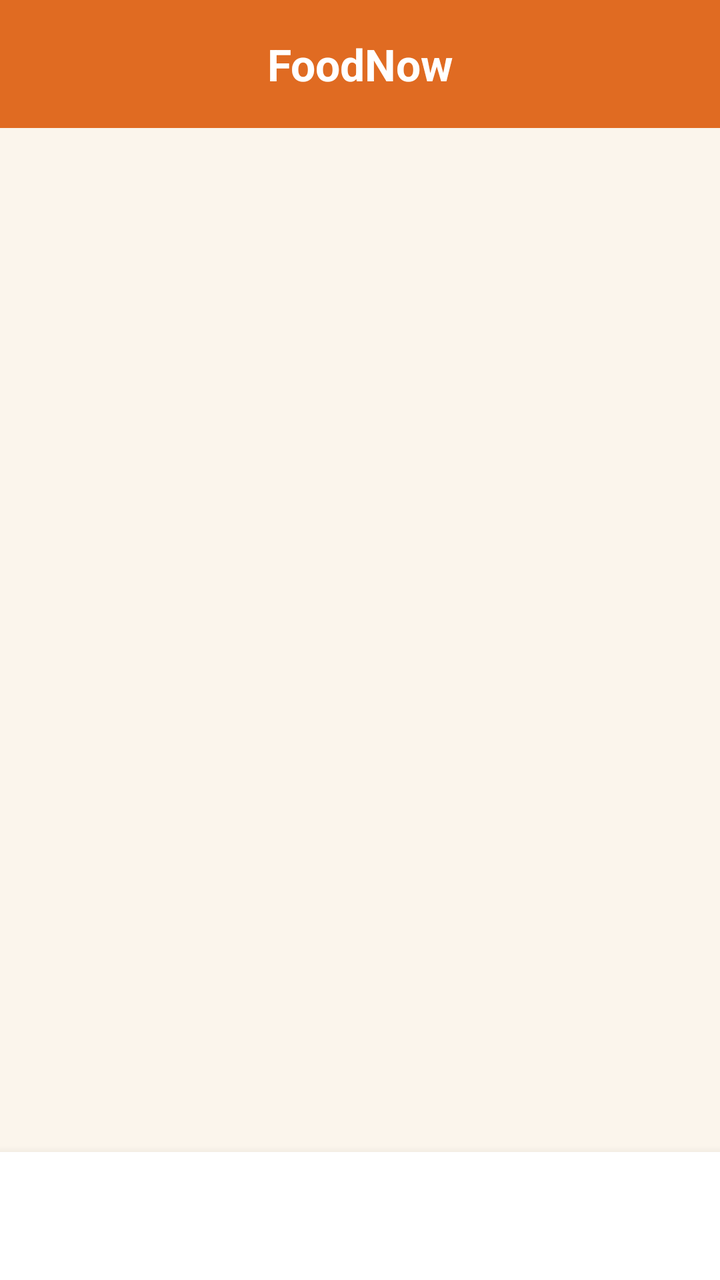
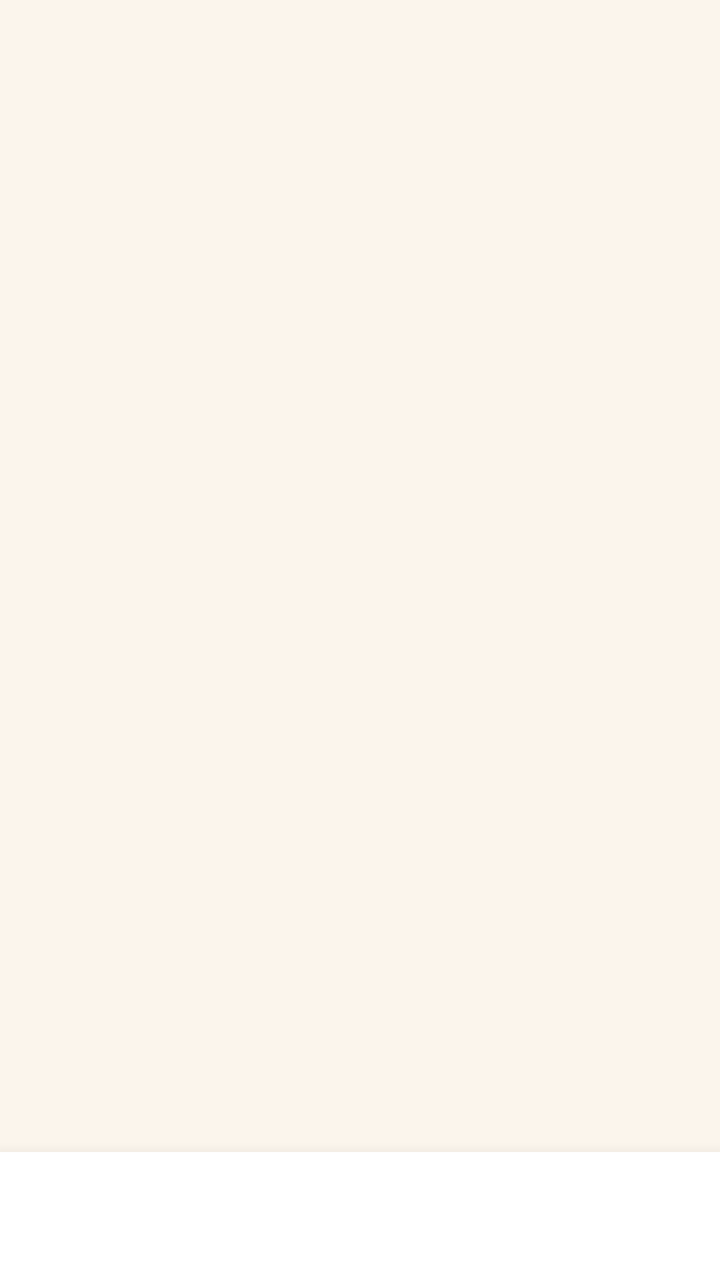

Two renders of the same Android screen: before a commit and after it. Below are the layout's source before the change and the commit's diff.
<!-- AndroidManifest.xml: application theme Theme.Project_1 -->
<!-- res/layout/activity_main.xml -->
<?xml version="1.0" encoding="utf-8"?>
<LinearLayout xmlns:android="http://schemas.android.com/apk/res/android"
    xmlns:app="http://schemas.android.com/apk/res-auto"
    xmlns:tools="http://schemas.android.com/tools"
    android:layout_width="match_parent"
    android:layout_height="match_parent"
    android:background="@android:color/white"
    android:orientation="vertical"
    tools:context=".MainActivity">

    <androidx.appcompat.widget.Toolbar
        android:id="@+id/toolbar"
        android:layout_width="match_parent"
        android:layout_height="?attr/actionBarSize"
        android:background="@color/colorPrimary"
        android:elevation="4dp">

        <TextView
            android:layout_width="wrap_content"
            android:layout_height="wrap_content"
            android:layout_gravity="center"
            android:text="FoodNow"
            android:textColor="@color/white"
            android:textSize="22sp"
            android:textStyle="bold" />

    </androidx.appcompat.widget.Toolbar>

    <FrameLayout
        android:id="@+id/layoutContainer"
        android:layout_width="match_parent"
        android:layout_height="0dp"
        android:layout_weight="1"
        android:background="@color/colorBackground" />

    <com.google.android.material.tabs.TabLayout
        android:id="@+id/tabLayout"
        android:layout_width="match_parent"
        android:layout_height="64dp"
        android:background="@color/white"
        android:elevation="8dp"
        app:tabGravity="fill"
        app:tabIndicatorHeight="0dp"
        app:tabMode="fixed"
        app:tabRippleColor="@null"
        app:tabSelectedTextColor="@color/colorPrimary"
        app:tabTextColor="@color/colorTextSecondary" />

</LinearLayout>
<!-- resources referenced by this layout -->
<resources>
  <color name="colorBackground">#FBF5EC</color>
  <color name="colorPrimary">#E06B22</color>
  <color name="colorTextSecondary">#8C6851</color>
  <color name="white">#FFFFFF</color>
  <style name="Theme.Project_1" parent="Base.Theme.Project_1" />
  <style name="Base.Theme.Project_1" parent="Theme.Material3.DayNight.NoActionBar">
      </style>
</resources>

<!-- the commit's change to res/layout/activity_main.xml (unified diff, before → after) -->
@@ -4,27 +4,9 @@
     xmlns:tools="http://schemas.android.com/tools"
     android:layout_width="match_parent"
     android:layout_height="match_parent"
-    android:background="@android:color/white"
+    android:background="@color/colorBackground"
     android:orientation="vertical"
     tools:context=".MainActivity">
-
-    <androidx.appcompat.widget.Toolbar
-        android:id="@+id/toolbar"
-        android:layout_width="match_parent"
-        android:layout_height="?attr/actionBarSize"
-        android:background="@color/colorPrimary"
-        android:elevation="4dp">
-
-        <TextView
-            android:layout_width="wrap_content"
-            android:layout_height="wrap_content"
-            android:layout_gravity="center"
-            android:text="FoodNow"
-            android:textColor="@color/white"
-            android:textSize="22sp"
-            android:textStyle="bold" />
-
-    </androidx.appcompat.widget.Toolbar>
 
     <FrameLayout
         android:id="@+id/layoutContainer"
@@ -38,7 +20,7 @@
         android:layout_width="match_parent"
         android:layout_height="64dp"
         android:background="@color/white"
-        android:elevation="8dp"
+        android:elevation="12dp"
         app:tabGravity="fill"
         app:tabIndicatorHeight="0dp"
         app:tabMode="fixed"
